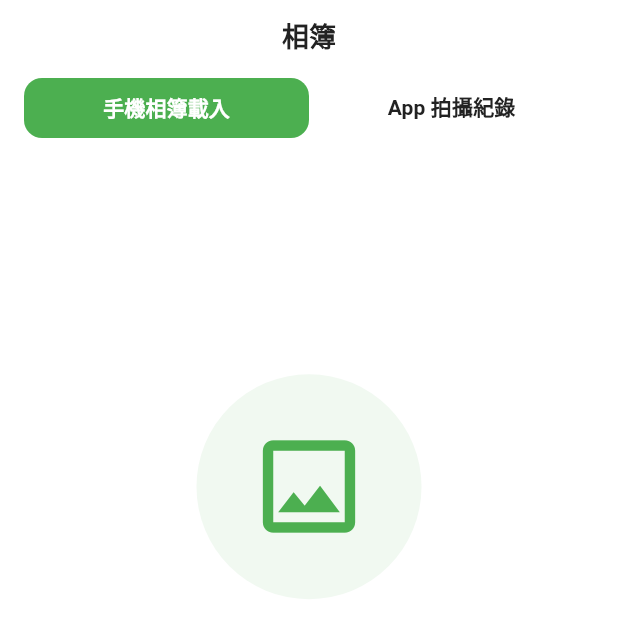
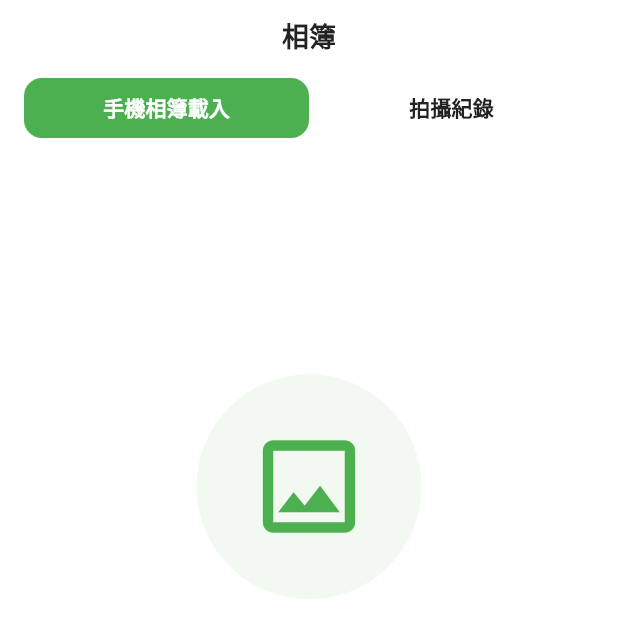
Before and after one commit to kewpie1130-source/elderly-medication-helper, a Flutter app: the screen it shows after launch, item 4 of the bottom bar chosen, on a phone screen of 412 x 824 dp, the top half of it. Run offline on Flutter 3.47's test engine with Material 3 defaults, Android fonts, the phone set to English and light mode, and no system bars; our stand-ins replace camera, cloud_firestore, firebase_core, flutter_local_notifications, flutter_tts, image_picker and 2 more; missing offline and left inert: google_mlkit_text_recognition; accounts and stored records are empty.

Commit message:
style: [邱靖喻] 相簿頁Tab文字調整

```diff
--- a/lib/pages/gallery/gallery_page.dart
+++ b/lib/pages/gallery/gallery_page.dart
@@ -81,7 +81,7 @@ class _GalleryPageState extends State<GalleryPage> {
               Container(
                 height: 38,
                 alignment: Alignment.center,
-                child: const Text("App 拍攝紀錄"),
+                child: const Text("拍攝紀錄"),
               ),
             ],
           ),
```
